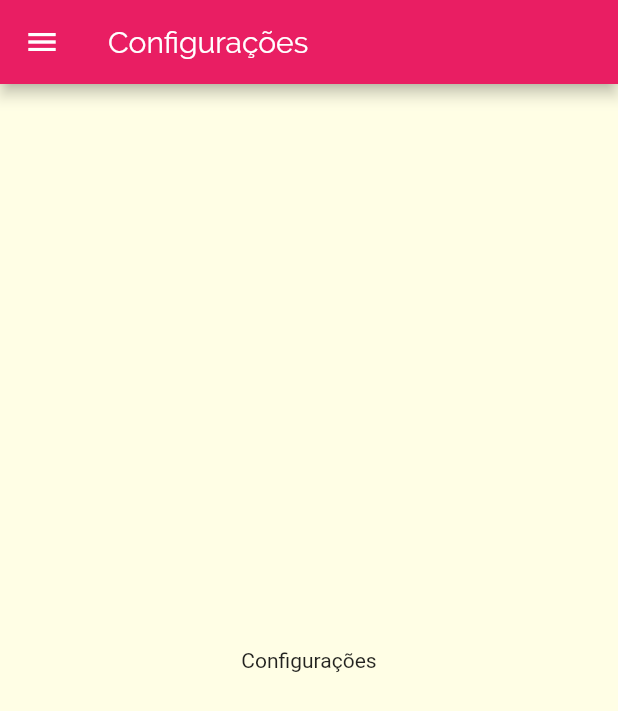
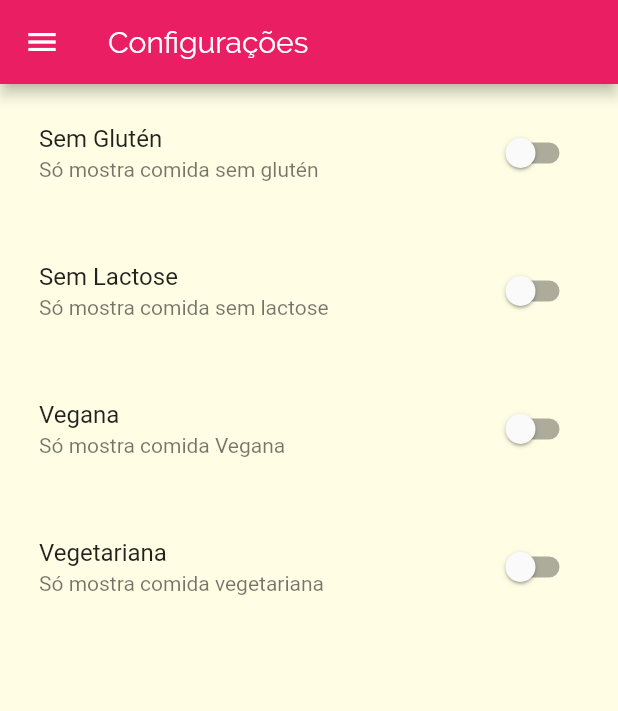
Before and after one commit to AndreDrummer/MeatFlutterApp, a Flutter app: the SettingsScreen screen opened by its route, on a phone screen of 412 x 824 dp. Shown: the top 711 px of the screen. Run offline on Flutter 3.47's test engine with Material 2 defaults, Android fonts, the phone set to English and light mode, and no system bars; network calls fail.

```diff
--- a/lib/components/categories_item.dart
+++ b/lib/components/categories_item.dart
@@ -31,7 +31,7 @@ class CategoriesItem extends StatelessWidget {
             ], begin: Alignment.topLeft, end: Alignment.bottomRight)),
         child: Text(
           categorie.title,
-          style: Theme.of(context).textTheme.title,
+          style: Theme.of(context).textTheme.headline6,
         ),
       ),
     );
--- /dev/null
+++ b/lib/models/settings.dart
@@ -0,0 +1,13 @@
+class Settings {
+  bool isGluttenFree;
+  bool isLactoseFree;
+  bool isVegan;
+  bool isVegeterian;
+
+  Settings({
+    this.isGluttenFree = false,
+    this.isLactoseFree = false,
+    this.isVegan = false,
+    this.isVegeterian = false,
+  });
+}
--- a/lib/screens/settings_screen.dart
+++ b/lib/screens/settings_screen.dart
@@ -1,7 +1,43 @@
 import 'package:flutter/material.dart';
 import 'package:recipe/screens/main_drawer.dart';
+import 'package:recipe/models/settings.dart';
 
-class SettingsScreen extends StatelessWidget {
+class SettingsScreen extends StatefulWidget {
+  final Settings settings;
+  final Function(Settings) settingsChanged;
+  SettingsScreen(this.settings, this.settingsChanged);
+
+  @override
+  _SettingsScreenState createState() => _SettingsScreenState();
+}
+
+class _SettingsScreenState extends State<SettingsScreen> {
+
+  Settings settings;
+
+  @override
+  void initState() {
+    super.initState();
+    this.settings = widget.settings;
+  }
+
+  Widget _createSwitch(
+    String title,
+    String subtitle,
+    bool value,
+    Function(bool) onChanged,
+  ) {
+    return SwitchListTile.adaptive(
+      title: Text(title),
+      subtitle: Text(subtitle),
+      value: value,
+      onChanged: (value) {
+        onChanged(value);
+        widget.settingsChanged(settings);
+      },
+    );
+  }
+
   @override
   Widget build(BuildContext context) {
     return Scaffold(
@@ -9,8 +45,45 @@ class SettingsScreen extends StatelessWidget {
         title: Text("Configurações"),
       ),
       drawer: DrawerMain(),
-      body: Center(
-        child: Text("Configurações"),
+      body: Column(
+        children: <Widget>[
+          Container(
+            margin: const EdgeInsets.all(10),
+            child: _createSwitch(
+              "Sem Glutén",
+              "Só mostra comida sem glutén",
+              settings.isGluttenFree,
+              (value) => setState(() => settings.isGluttenFree = value),
+            ),
+          ),
+          Container(
+            margin: const EdgeInsets.all(10),
+            child: _createSwitch(
+              "Sem Lactose",
+              "Só mostra comida sem lactose",
+              settings.isLactoseFree,
+              (value) => setState(() => settings.isLactoseFree = value),
+            ),
+          ),
+          Container(
+            margin: const EdgeInsets.all(10),
+            child: _createSwitch(
+              "Vegana",
+              "Só mostra comida Vegana",
+              settings.isVegan,
+              (value) => setState(() => settings.isVegan = value),
+            ),
+          ),
+          Container(
+            margin: const EdgeInsets.all(10),
+            child: _createSwitch(
+              "Vegetariana",
+              "Só mostra comida vegetariana",
+              settings.isVegeterian,
+              (value) => setState(() => settings.isVegeterian = value),
+            ),
+          ),
+        ],
       ),
     );
   }
```
Also changed, not shown: lib/main.dart (+47 -7 lines), lib/screens/category_meals_screen.dart (+7 -2 lines), lib/screens/favorite_screen.dart (+17 -3 lines), lib/screens/meal_details_screen.dart (+13 -1 lines), lib/screens/tabs_screen.dart (+21 -8 lines).
